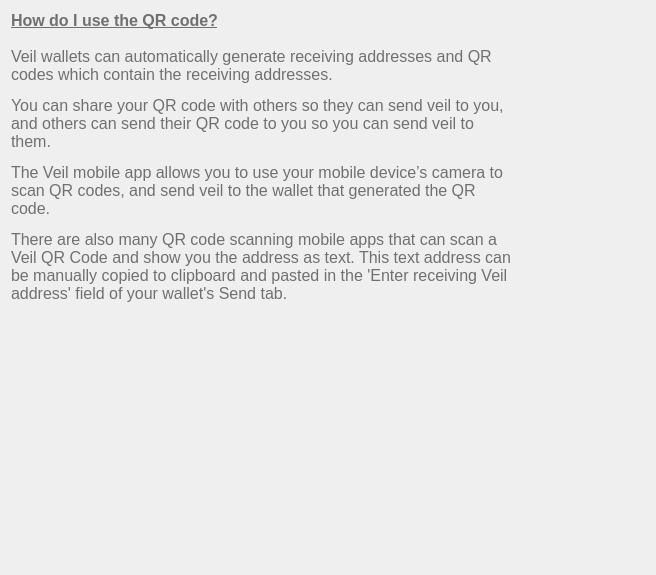
This is src/qt/veil/forms/settingsfaq07.ui in Veil-Project/veil as Qt 5 draws it before an edit. The edited form follows.
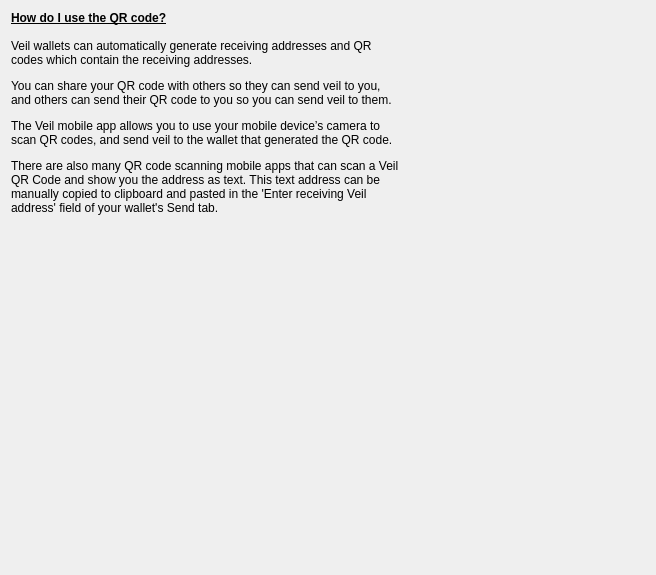
This is the edited form.

Diff of the .ui file:
```diff
--- a/src/qt/veil/forms/settingsfaq07.ui
+++ b/src/qt/veil/forms/settingsfaq07.ui
@@ -13,10 +13,6 @@
   <property name="windowTitle">
    <string>Form</string>
   </property>
-  <property name="styleSheet">
-   <string notr="true">font-size:16px;
-color:#707070;</string>
-  </property>
   <layout class="QVBoxLayout" name="verticalLayout" stretch="1,0">
    <property name="rightMargin">
     <number>60</number>
@@ -29,9 +25,6 @@
        <height>0</height>
       </size>
      </property>
-     <property name="styleSheet">
-      <string notr="true">font-weight:200;</string>
-     </property>
      <property name="text">
       <string>&lt;html&gt;&lt;head/&gt;&lt;body&gt;&lt;p&gt;&lt;span style=&quot;font-weight:600; text-decoration: underline;&quot;&gt;How do I use the QR code?&lt;/span&gt;&lt;span&gt;&lt;br/&gt;&lt;br/&gt;Veil wallets can automatically generate receiving addresses and QR codes which contain the receiving addresses.&lt;/span&gt;&lt;/p&gt;&lt;p&gt;&lt;span&gt;You can share your QR code with others so they can send veil to you, and others can send their QR code to you so you can send veil to them.&lt;/span&gt;&lt;/p&gt;&lt;p&gt;&lt;span&gt;The Veil mobile app allows you to use your mobile device’s camera to scan QR codes, and send veil to the wallet that generated the QR code.&lt;/span&gt;&lt;/p&gt;&lt;p&gt;&lt;span&gt;There are also many QR code scanning mobile apps that can scan a Veil QR Code and show you the address as text. This text address can be manually copied to clipboard and pasted in the 'Enter receiving Veil address' field of your wallet's Send tab. &lt;/span&gt;&lt;/p&gt;&lt;/body&gt;&lt;/html&gt;</string>
      </property>
```
